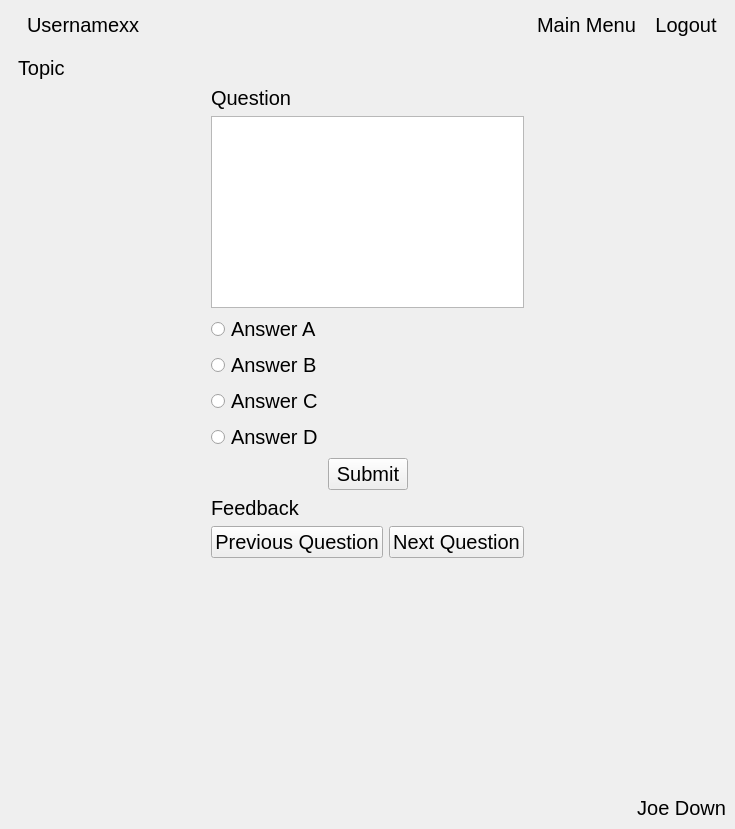
Qt form window.ui (AnthropomorphicMonkey/Coursework) before a commit.
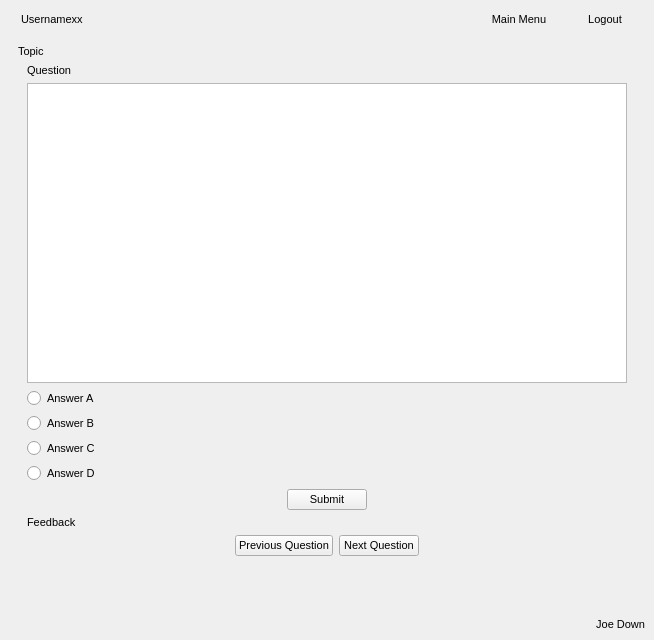
The same form after that commit. The open tabs and pages were chosen to show the change. Icons and pictures are not drawn. Custom widgets are drawn as their Qt base class.

```diff
--- a/window.ui
+++ b/window.ui
@@ -6,14 +6,17 @@
    <rect>
     <x>0</x>
     <y>0</y>
-    <width>735</width>
-    <height>829</height>
+    <width>654</width>
+    <height>640</height>
    </rect>
   </property>
   <property name="font">
    <font>
     <family>Segoe UI</family>
-    <pointsize>15</pointsize>
+    <pointsize>8</pointsize>
+    <weight>50</weight>
+    <italic>false</italic>
+    <bold>false</bold>
    </font>
   </property>
   <property name="windowTitle">
@@ -757,7 +760,14 @@
                </widget>
               </item>
               <item>
-               <widget class="QChartView" name="question_chart"/>
+               <widget class="QChartView" name="question_chart">
+                <property name="minimumSize">
+                 <size>
+                  <width>600</width>
+                  <height>300</height>
+                 </size>
+                </property>
+               </widget>
               </item>
               <item>
                <layout class="QVBoxLayout" name="verticalLayout_19">
```
Left out of the diff: 5 changed lines with no effect on the pictures.
